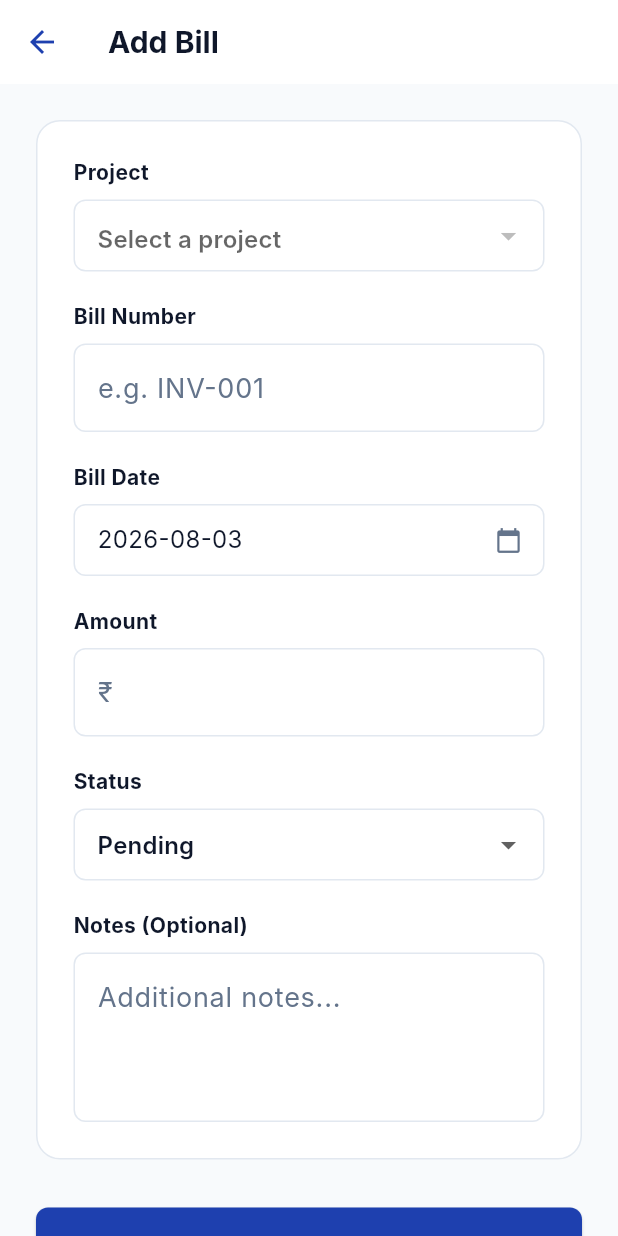
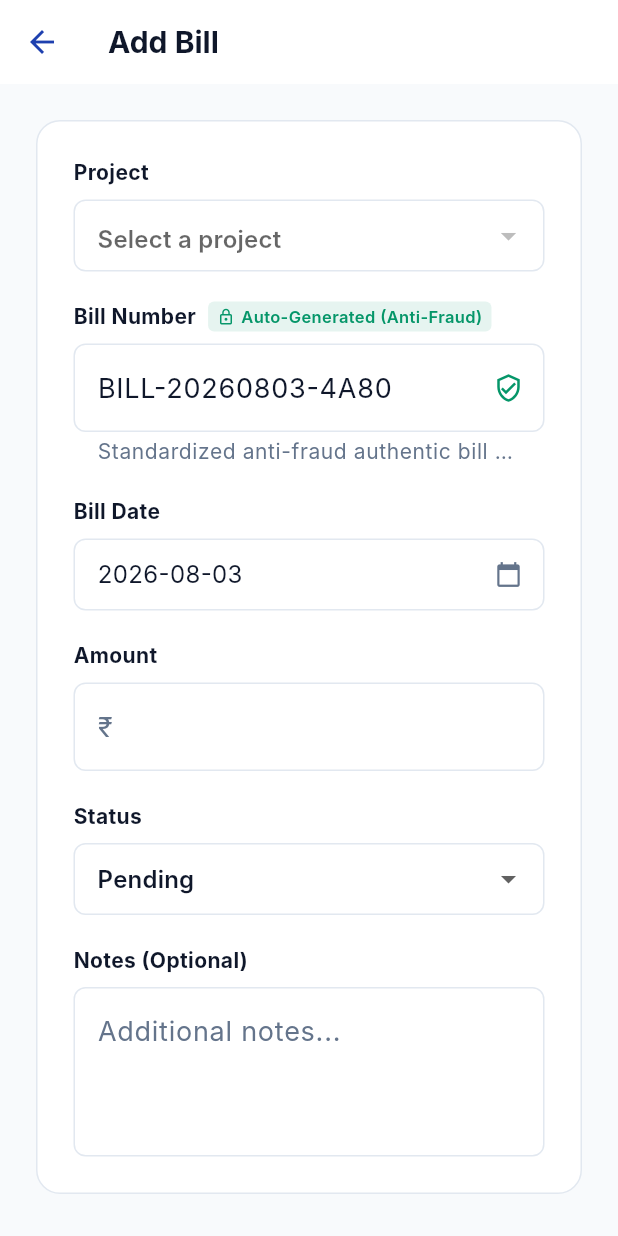
Before and after one commit to najibcode/ibuild, a Flutter app: the BillingFormScreen screen opened directly, on a phone screen of 412 x 824 dp. Run offline on Flutter 3.47's test engine with Material 3 defaults, Android fonts, the phone set to English and light mode, and no system bars; our stand-ins replace cached_network_image, fl_chart, flutter_dotenv, flutter_riverpod, go_router, image_picker and 4 more; missing offline and left inert: dart:html; accounts and stored records are empty; Roboto replaces fonts that are missing (Inter).

Commit message:
feat: implement auto-generated document number utility and integrate into quotation and billing flows

```diff
--- /dev/null
+++ b/lib/core/utils/document_number_generator.dart
@@ -0,0 +1,91 @@
+import 'dart:math';
+
+/// Standardized Document Number Generator & Verification Engine for IBUILD ERP.
+///
+/// Supports automatic, anti-fraud document numbering across:
+/// - Bills (Vendor/Operational Expenses): BILL-YYYYMMDD-XXXX
+/// - Sales Bills (Client Invoices): INV-YYYYMMDD-XXXX
+/// - Quotations & Estimates: EST-YYYYMMDD-XXXX
+class DocumentNumberGenerator {
+  static final _random = Random();
+
+  /// Standard Prefixes
+  static const String prefixBill = 'BILL';
+  static const String prefixSalesBill = 'INV';
+  static const String prefixQuotation = 'EST';
+
+  /// Generate a standardized Bill Number (e.g. BILL-20260803-7A3B)
+  static String generateBillNumber({DateTime? date}) {
+    return generateDocumentNumber(prefixBill, date: date);
+  }
+
+  /// Generate a standardized Sales Bill / Invoice Number (e.g. INV-20260803-5E1F)
+  static String generateSalesBillNumber({DateTime? date}) {
+    return generateDocumentNumber(prefixSalesBill, date: date);
+  }
+
+  /// Generate a standardized Quotation / Estimate Number (e.g. EST-20260803-9C2D)
+  static String generateQuotationNumber({DateTime? date}) {
+    return generateDocumentNumber(prefixQuotation, date: date);
+  }
+
+  /// Generate a standardized document number with anti-tamper checksum token.
+  /// Format: PREFIX-YYYYMMDD-XXXX
+  static String generateDocumentNumber(String prefix, {DateTime? date}) {
+    final effectiveDate = date ?? DateTime.now();
+    final dateStr = _formatDate(effectiveDate);
+
+    // Generate 3 pseudo-random hex chars based on microsecond timestamp + random seed
+    final seed = (effectiveDate.microsecondsSinceEpoch ^ _random.nextInt(0xFFFFFF)) & 0xFFF;
+    final hexPrefix = seed.toRadixString(16).padLeft(3, '0').toUpperCase();
+
+    // Calculate 1-char anti-tamper checksum over (prefix + dateStr + hexPrefix)
+    final checksum = _calculateChecksum('$prefix$dateStr$hexPrefix');
+
+    return '$prefix-$dateStr-$hexPrefix$checksum';
+  }
+
+  /// Verifies format structural integrity and anti-tamper checksum of a document number.
+  static bool verifyAuthenticity(String documentNumber) {
+    if (documentNumber.trim().isEmpty) return false;
+
+    final parts = documentNumber.trim().split('-');
+    if (parts.length != 3) return false;
+
+    final prefix = parts[0];
+    final dateStr = parts[1];
+    final token = parts[2];
+
+    if (prefix.isEmpty || dateStr.length != 8 || token.length != 4) {
+      return false;
+    }
+
+    // Verify date is valid YYYYMMDD digits
+    if (int.tryParse(dateStr) == null) return false;
+
+    final hexPrefix = token.substring(0, 3);
+    final providedChecksum = token.substring(3);
+
+    final expectedChecksum = _calculateChecksum('$prefix$dateStr$hexPrefix');
+
+    return providedChecksum.toUpperCase() == expectedChecksum.toUpperCase();
+  }
+
+  /// Format DateTime as YYYYMMDD
+  static String _formatDate(DateTime date) {
+    final y = date.year.toString().padLeft(4, '0');
+    final m = date.month.toString().padLeft(2, '0');
+    final d = date.day.toString().padLeft(2, '0');
+    return '$y$m$d';
+  }
+
+  /// Compute deterministic 1-character hex checksum (0-F)
+  static String _calculateChecksum(String input) {
+    int hash = 0;
+    for (int i = 0; i < input.length; i++) {
+      hash = (hash * 31 + input.codeUnitAt(i)) & 0xFFFFFFFF;
+    }
+    final nibble = (hash ^ (hash >> 16)) & 0xF;
+    return nibble.toRadixString(16).toUpperCase();
+  }
+}
--- a/lib/features/billing/presentation/screens/billing_form_screen.dart
+++ b/lib/features/billing/presentation/screens/billing_form_screen.dart
@@ -1,6 +1,7 @@
 import 'package:flutter/material.dart';
 import 'package:flutter_riverpod/flutter_riverpod.dart';
 import '../../../../core/theme/app_colors.dart';
+import '../../../../core/utils/document_number_generator.dart';
 import '../../data/models/bill_model.dart';
 import '../controllers/billing_controller.dart';
 import '../../../../features/projects/presentation/controllers/project_controller.dart';
@@ -26,8 +27,8 @@ class _BillingFormScreenState extends ConsumerState<BillingFormScreen> {
   @override
   void initState() {
     super.initState();
-    _billNumberController =
-        TextEditingController(text: widget.bill?.billNumber ?? '');
+    final initialBillNo = widget.bill?.billNumber ?? DocumentNumberGenerator.generateBillNumber();
+    _billNumberController = TextEditingController(text: initialBillNo);
     _amountController =
         TextEditingController(text: widget.bill?.amount.toString() ?? '');
     _notesController =
@@ -166,15 +167,39 @@ class _BillingFormScreenState extends ConsumerState<BillingFormScreen> {
                     ),
                     const SizedBox(height: 20),
 
-                    // Bill Number
-                    const Text('Bill Number',
-                        style: TextStyle(
-                            fontWeight: FontWeight.bold, fontSize: 14)),
+                    // Bill Number (Auto-Generated & Verified)
+                    Row(
+                      children: [
+                        const Text('Bill Number',
+                            style: TextStyle(
+                                fontWeight: FontWeight.bold, fontSize: 14)),
+                        const SizedBox(width: 8),
+                        Container(
+                          padding: const EdgeInsets.symmetric(horizontal: 6, vertical: 2),
+                          decoration: BoxDecoration(
+                            color: AppColors.secondary.withOpacity(0.1),
+                            borderRadius: BorderRadius.circular(4),
+                          ),
+                          child: Row(
+                            mainAxisSize: MainAxisSize.min,
+                            children: const [
+                              Icon(Icons.lock_outline, size: 12, color: AppColors.secondary),
+                              SizedBox(width: 4),
+                              Text('Auto-Generated (Anti-Fraud)',
+                                  style: TextStyle(color: AppColors.secondary, fontSize: 11, fontWeight: FontWeight.w600)),
+                            ],
+                          ),
+                        ),
+                      ],
+                    ),
                     const SizedBox(height: 8),
                     TextFormField(
                       controller: _billNumberController,
+                      readOnly: true,
                       decoration: const InputDecoration(
-                          hintText: 'e.g. INV-001'),
+                        suffixIcon: Icon(Icons.verified_user_outlined, color: AppColors.secondary, size: 20),
+                        helperText: 'Standardized anti-fraud authentic bill number',
+                      ),
                       validator: (v) => v == null || v.isEmpty
                           ? 'Please enter bill number'
                           : null,
--- a/lib/features/quotations/data/models/quotation_model.dart
+++ b/lib/features/quotations/data/models/quotation_model.dart
@@ -1,5 +1,6 @@
 import 'dart:convert';
 import 'package:flutter/foundation.dart';
+import '../../../../core/utils/document_number_generator.dart';
 
 class QuotationItem {
   final String particular;
@@ -58,6 +59,7 @@ class Quotation {
   final String id;
   final String? projectId;
   final String? projectName;
+  final String quotationNumber;
   final String clientName;
   final String? clientPhone;
   final String subject;
@@ -73,6 +75,7 @@ class Quotation {
     required this.id,
     this.projectId,
     this.projectName,
+    String? quotationNumber,
     required this.clientName,
     this.clientPhone,
     required this.subject,
@@ -83,7 +86,8 @@ class Quotation {
     this.notes,
     this.createdAt,
     this.updatedAt,
-  }) : totalAmount = totalAmount ?? items.fold(0.0, (sum, i) => sum + i.totalCost);
+  })  : quotationNumber = quotationNumber ?? DocumentNumberGenerator.generateQuotationNumber(),
+        totalAmount = totalAmount ?? items.fold(0.0, (sum, i) => sum + i.totalCost);
 
   factory Quotation.fromJson(Map<String, dynamic> json) {
     String parsedSubject = json['subject'] as String? ?? 'Construction Estimate';
@@ -124,6 +128,7 @@ class Quotation {
       id: json['id'] as String? ?? '',
       projectId: json['project_id'] as String?,
       projectName: json['projects'] != null ? json['projects']['name'] as String? : json['project_name'] as String?,
+      quotationNumber: json['quotation_number'] as String? ?? DocumentNumberGenerator.generateQuotationNumber(),
       clientName: json['client_name'] as String? ?? 'Direct Client',
       clientPhone: json['client_phone'] as String?,
       subject: parsedSubject,
@@ -147,6 +152,7 @@ class Quotation {
     final String encodedNotes = '---QUOTATION_DATA---\n${jsonEncode(itemsData)}';
 
     final map = <String, dynamic>{
+      'quotation_number': quotationNumber,
       'client_name': clientName,
       'client_phone': clientPhone,
       'status': status,
@@ -166,6 +172,7 @@ class Quotation {
     String? id,
     String? projectId,
     String? projectName,
+    String? quotationNumber,
     String? clientName,
     String? clientPhone,
     String? subject,
@@ -181,6 +188,7 @@ class Quotation {
       id: id ?? this.id,
       projectId: projectId ?? this.projectId,
       projectName: projectName ?? this.projectName,
+      quotationNumber: quotationNumber ?? this.quotationNumber,
       clientName: clientName ?? this.clientName,
       clientPhone: clientPhone ?? this.clientPhone,
       subject: subject ?? this.subject,
--- a/lib/features/sales_bills/presentation/screens/sales_bill_builder_screen.dart
+++ b/lib/features/sales_bills/presentation/screens/sales_bill_builder_screen.dart
@@ -2,6 +2,7 @@ import 'package:flutter/material.dart';
 import 'package:flutter_riverpod/flutter_riverpod.dart';
 import '../../../../core/theme/app_colors.dart';
 import '../../../../core/supabase/supabase_client.provider.dart';
+import '../../../../core/utils/document_number_generator.dart';
 import '../../data/models/sales_bill_model.dart';
 import '../../data/repositories/supabase_sales_bill_repository.dart';
 import '../../../projects/presentation/controllers/project_controller.dart';
@@ -33,7 +34,7 @@ class _SalesBillBuilderScreenState extends ConsumerState<SalesBillBuilderScreen>
   @override
   void initState() {
     super.initState();
-    _billNumberCtrl.text = 'INV-${DateTime.now().millisecondsSinceEpoch.toString().substring(7)}';
+    _billNumberCtrl.text = DocumentNumberGenerator.generateSalesBillNumber();
     _addRow();
   }
 
@@ -150,7 +151,12 @@ class _SalesBillBuilderScreenState extends ConsumerState<SalesBillBuilderScreen>
                   Expanded(
                     child: TextField(
                       controller: _billNumberCtrl,
-                      decoration: const InputDecoration(labelText: 'Invoice / Bill No.'),
+                      readOnly: true,
+                      decoration: const InputDecoration(
+                        labelText: 'Invoice / Bill No.',
+                        helperText: 'Auto-generated anti-fraud number',
+                        suffixIcon: Icon(Icons.verified_user_outlined, color: AppColors.secondary, size: 20),
+                      ),
                     ),
                   ),
                 ],
```
Also changed, not shown: lib/features/quotations/presentation/screens/quotation_builder_screen.dart (+23 -17 lines), lib/features/quotations/presentation/screens/quotation_form_screen.dart (+18 -0 lines), lib/features/quotations/presentation/screens/quotation_list_screen.dart (+14 -5 lines), 4 other files.
